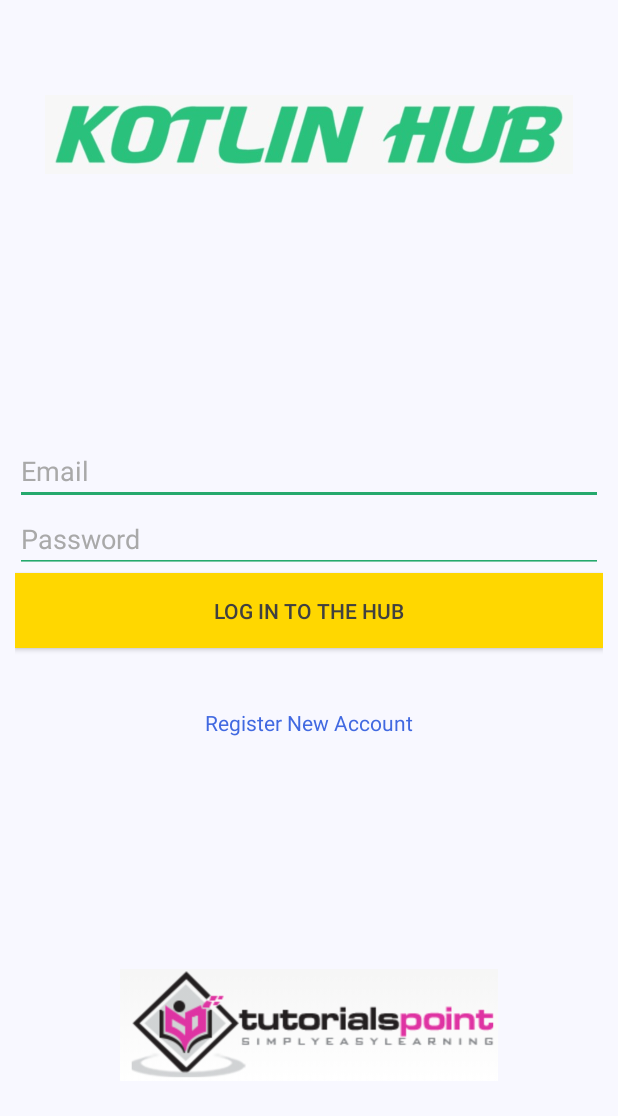
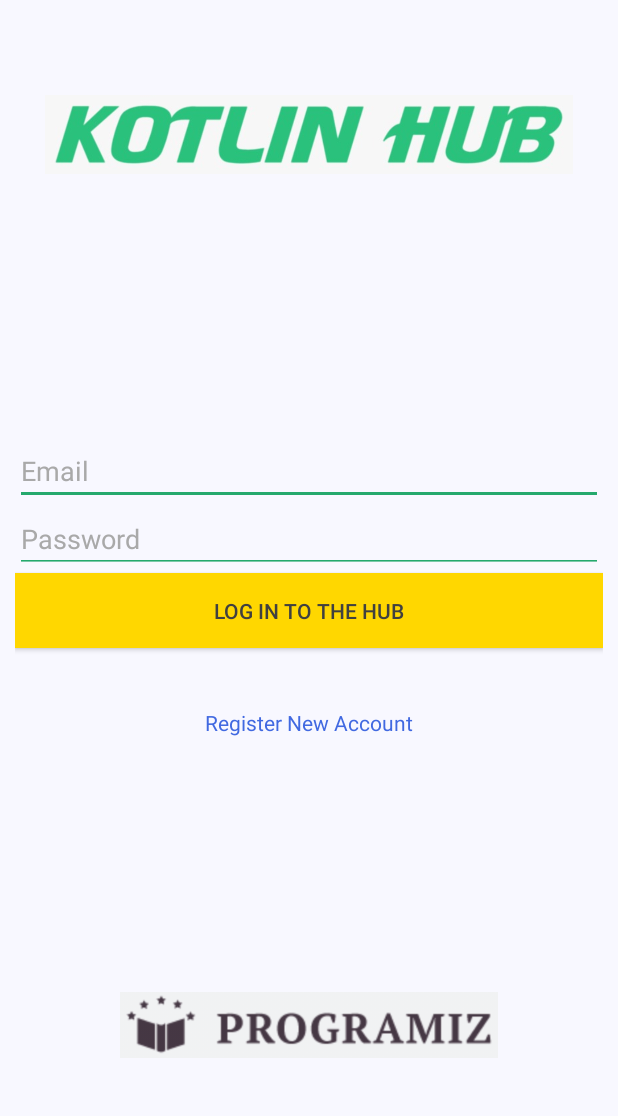
Before and after one commit to nanda248/kotlinHub, an Android app: the screen it shows after launch (MainActivity), on a phone screen of 412 x 824 dp. Shown: the top 1116 px of the screen. Run offline under Robolectric (Android 15) with nearby library versions, the phone set to English and light mode, and no system bars.

Commit message:
changed logo programiz

```diff
--- a/app/src/main/java/com/example/nanda/kotlinhub/activities/MainActivity.kt
+++ b/app/src/main/java/com/example/nanda/kotlinhub/activities/MainActivity.kt
@@ -51,7 +51,10 @@ class MainActivity : AppCompatActivity() {
 //            startActivity(myIntent)
 //        }
 
+    }
 
+    override fun onBackPressed() {
+        // Do Here what ever you want do on back press;
     }
 
 //    fun addUser() {
--- a/app/src/main/res/layout/activity_main.xml
+++ b/app/src/main/res/layout/activity_main.xml
@@ -38,27 +38,28 @@
             android:layout_height="0dp"
             android:layout_weight="2"
             android:orientation="vertical">
+
             <EditText
                 android:id="@+id/et_login_email"
                 android:layout_width="match_parent"
                 android:layout_height="wrap_content"
+                android:backgroundTint="@color/dark_green"
                 android:ems="10"
+                android:hint="@string/tf_email"
                 android:inputType="textEmailAddress"
-                    android:textColorHint="@color/darkGrey"
                 android:textColor="@color/black"
-                    android:backgroundTint="@color/dark_green"
-                    android:hint="@string/tf_email"/>
+                android:textColorHint="@color/darkGrey" />
 
             <EditText
                 android:id="@+id/et_login_password"
                 android:layout_width="match_parent"
                 android:layout_height="wrap_content"
+                android:backgroundTint="@color/dark_green"
                 android:ems="10"
+                android:hint="@string/tf_password"
                 android:inputType="textPassword"
-                    android:textColorHint="@color/darkGrey"
                 android:textColor="@color/black"
-                    android:backgroundTint="@color/dark_green"
-                    android:hint="@string/tf_password"/>
+                android:textColorHint="@color/darkGrey" />
 
             <Button
                 android:id="@+id/btn_login"
@@ -77,9 +78,8 @@
                 android:layout_height="wrap_content"
                 android:layout_gravity="center_horizontal"
                 android:clickable="true"
-                    android:textColor="@color/royalBlue"
-                    android:text="@string/txt_register" />
-
+                android:text="@string/txt_register"
+                android:textColor="@color/royalBlue" />
 
 
         </LinearLayout>
@@ -96,7 +96,7 @@
                 android:layout_height="0dp"
                 android:layout_weight="4"
                 android:padding="70dp"
-                app:srcCompat="@drawable/tutorialpoint_logo" />
+                app:srcCompat="@drawable/programiz_logo" />
         </LinearLayout>
 
 
```
Also changed, not shown: app/src/main/res/drawable/programiz_logo.png (added). Lines whose indentation alone changed are shown as unchanged.
